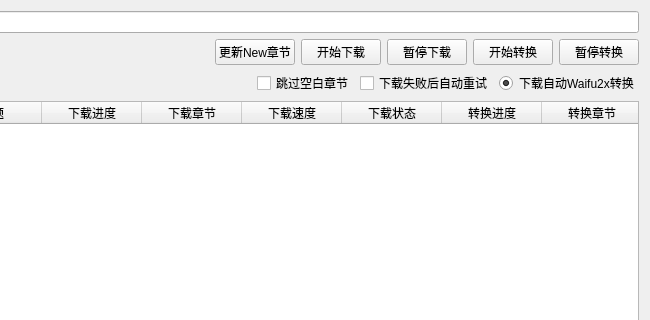
Above: ui/ui_download.ui from tonquer/picacg-qt before the change; both pictures show x 270 to 920 and y 0 to 320 of the 920 by 440 pixel window. Below: the same form after it.
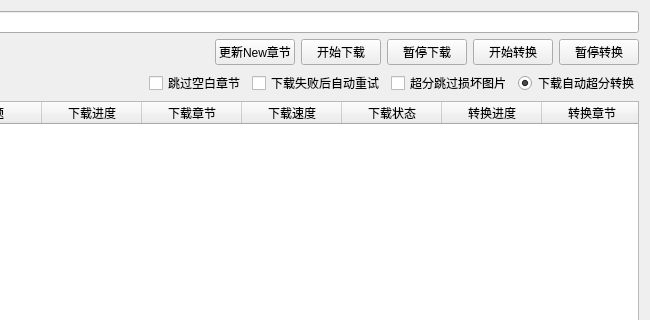
That is the form after the change.

Patch:
```diff
--- a/ui/ui_download.ui
+++ b/ui/ui_download.ui
@@ -43,13 +43,20 @@
        </property>
       </widget>
      </item>
+     <item>
+      <widget class="QCheckBox" name="skipPic">
+       <property name="text">
+        <string>超分跳过损坏图片</string>
+       </property>
+      </widget>
+     </item>
      <item>
       <widget class="QRadioButton" name="radioButton">
        <property name="enabled">
         <bool>true</bool>
        </property>
        <property name="text">
-        <string>下载自动Waifu2x转换</string>
+        <string>下载自动超分转换</string>
        </property>
        <property name="checked">
         <bool>true</bool>
```
